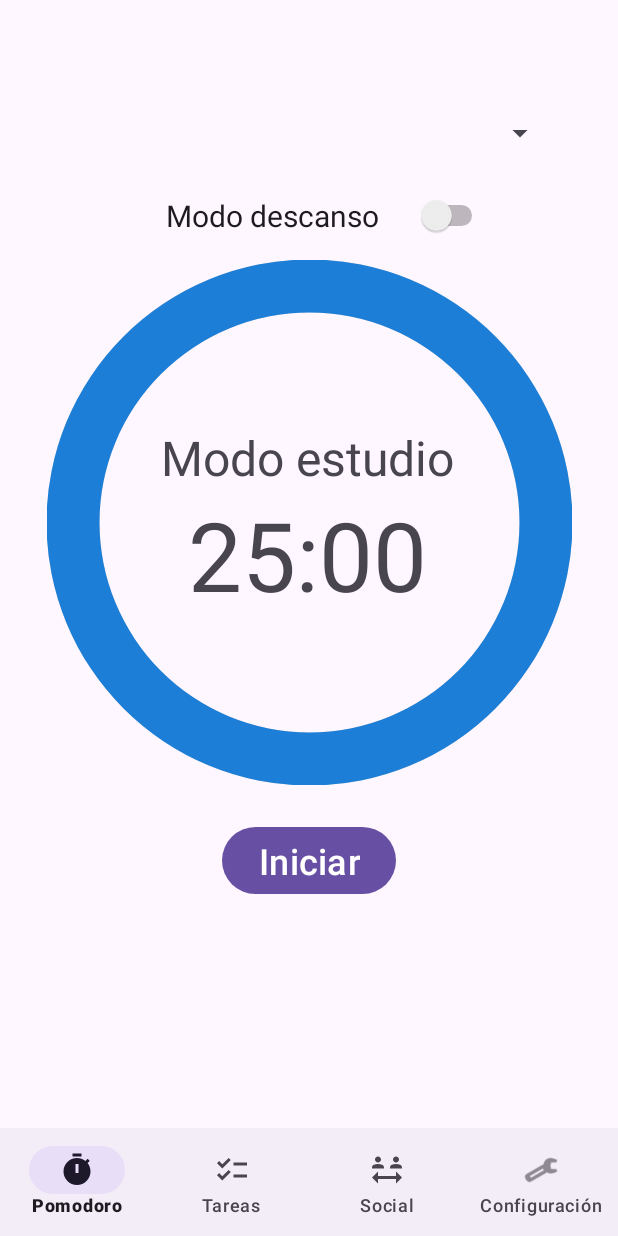
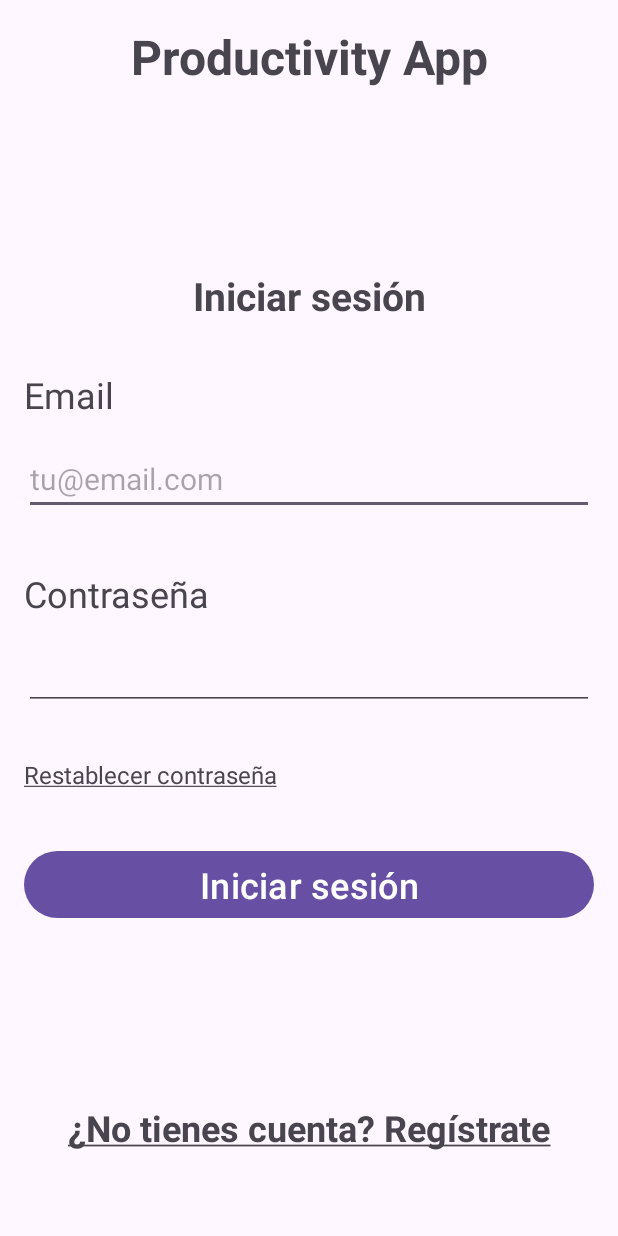
Before and after one commit to pelazas/ProductivityApp, an Android app: the screen it shows after launch (MainActivity before the commit, LoginActivity after it), on a phone screen of 412 x 824 dp. Run offline under Robolectric (Android 15) with nearby library versions, the phone set to English and light mode, and no system bars; our stand-ins replace Firebase (no records; nobody signed in at launch, a user with empty details on screens opened directly).

Commit message:
login terminado

```diff
--- a/app/build.gradle
+++ b/app/build.gradle
@@ -46,4 +46,5 @@ dependencies {
     androidTestImplementation 'androidx.test.ext:junit:1.1.5'
     androidTestImplementation 'androidx.test.espresso:espresso-core:3.5.1'
     implementation platform('com.google.firebase:firebase-bom:32.6.0')
+    implementation("com.google.firebase:firebase-auth")
 }
--- /dev/null
+++ b/app/src/main/java/com/example/productivityapp/presentacion/LoginActivity.java
@@ -0,0 +1,127 @@
+package com.example.productivityapp.presentacion;
+
+import androidx.appcompat.app.AlertDialog;
+import androidx.appcompat.app.AppCompatActivity;
+
+import android.app.ActivityOptions;
+import android.content.DialogInterface;
+import android.content.Intent;
+import android.os.Bundle;
+import android.view.View;
+import android.widget.Button;
+import android.widget.EditText;
+import android.widget.FrameLayout;
+import android.widget.ProgressBar;
+import android.widget.TextView;
+import android.widget.Toast;
+
+import com.example.productivityapp.R;
+import com.google.android.gms.tasks.OnCompleteListener;
+import com.google.android.gms.tasks.Task;
+import com.google.firebase.auth.FirebaseAuth;
+import com.google.firebase.auth.FirebaseUser;
+
+public class LoginActivity extends AppCompatActivity {
+
+    private EditText txtEmail;
+    private EditText txtPassword;
+    private TextView forgotPassword;
+    private Button buttonLogin;
+    private FirebaseAuth mAuth;
+    private ProgressBar progressBar;
+    private TextView otherTxt;
+
+    @Override
+    public void onStart() {
+        super.onStart();
+
+        FirebaseUser currentUser = mAuth.getCurrentUser();
+
+        if(currentUser != null){
+            Intent intent = new Intent(this, MainActivity.class);
+            startActivity(intent, ActivityOptions.makeSceneTransitionAnimation(this).toBundle());
+            finish();
+        }
+    }
+
+    @Override
+    protected void onCreate(Bundle savedInstanceState) {
+        super.onCreate(savedInstanceState);
+        setContentView(R.layout.activity_login);
+
+        mAuth = FirebaseAuth.getInstance();
+        txtEmail = findViewById(R.id.txtEmail);
+        txtPassword = findViewById(R.id.txtPassword);
+        forgotPassword = findViewById(R.id.forgotPassword);
+        buttonLogin = findViewById(R.id.btnLogin);
+        progressBar = findViewById(R.id.progressBar);
+        otherTxt = findViewById(R.id.registerNow);
+
+        otherTxt.setOnClickListener(v -> {
+            Intent intent = new Intent(this, RegisterActivity.class);
+            startActivity(intent, ActivityOptions.makeSceneTransitionAnimation(this).toBundle());
+            finish();
+        });
+
+        forgotPassword.setOnClickListener(v -> {
+            AlertDialog.Builder builder = new AlertDialog.Builder(this);
+            builder.setTitle("Introduce tu email para restablecer contraseña");
+
+            EditText input = new EditText(this);
+
+            builder.setView(input);
+
+            builder.setPositiveButton("Restablecer", (dialog, which) -> {
+                mAuth.sendPasswordResetEmail(input.getText().toString())
+                        .addOnCompleteListener(task -> {
+                            if (task.isSuccessful()) {
+                                Toast.makeText(LoginActivity.this, "Revisa tu correo electrónico", Toast.LENGTH_SHORT).show();
+                                dialog.cancel();
+                            } else {
+                                Toast.makeText(LoginActivity.this, "El correo proporcionado no existe", Toast.LENGTH_SHORT).show();
+                                dialog.cancel();
+                            }
+                        });
+            });
+            builder.setNegativeButton("Cancelar", (dialog, which) -> dialog.cancel());
+
+            builder.show();
+        });
+
+        buttonLogin.setOnClickListener(v -> {
+            progressBar.setVisibility(View.VISIBLE);
+            String email, password;
+            email = txtEmail.getText().toString();
+            password = txtPassword.getText().toString();
+
+            if (email.isEmpty()) {
+                progressBar.setVisibility(View.GONE);
+                Toast.makeText(LoginActivity.this, "Tienes que rellenar el campo de email", Toast.LENGTH_SHORT).show();
+                return;
+            }
+
+            if (password.isEmpty()) {
+                progressBar.setVisibility(View.GONE);
+                Toast.makeText(LoginActivity.this, "Tienes que rellenar el campo de contraseña", Toast.LENGTH_SHORT).show();
+                return;
+            }
+
+            mAuth.signInWithEmailAndPassword(email, password)
+                    .addOnCompleteListener(this, task -> {
+                        progressBar.setVisibility(View.GONE);
+                        if (task.isSuccessful()) {
+                            Toast.makeText(LoginActivity.this, "Has iniciado sesión con éxito.",
+                                    Toast.LENGTH_SHORT).show();
+
+                            Intent intent = new Intent(this, MainActivity.class);
+                            startActivity(intent, ActivityOptions.makeSceneTransitionAnimation(this).toBundle());
+                            finish();
+                        } else {
+                            Toast.makeText(LoginActivity.this, "Email o contraseña erróneos.",
+                                    Toast.LENGTH_SHORT).show();
+                        }
+                    });
+
+        });
+    }
+}
--- /dev/null
+++ b/app/src/main/res/layout/activity_login.xml
@@ -0,0 +1,140 @@
+<?xml version="1.0" encoding="utf-8"?>
+<androidx.constraintlayout.widget.ConstraintLayout xmlns:android="http://schemas.android.com/apk/res/android"
+    xmlns:app="http://schemas.android.com/apk/res-auto"
+    xmlns:tools="http://schemas.android.com/tools"
+    android:layout_width="match_parent"
+    android:layout_height="match_parent"
+    android:gravity="center_horizontal"
+    android:padding="16dp"
+    tools:context=".presentacion.LoginActivity">
+
+    <TextView
+        android:id="@+id/titleProductivity"
+        android:layout_width="match_parent"
+        android:layout_height="wrap_content"
+        android:gravity="center"
+        android:text="Productivity App"
+        android:textSize="32sp"
+        android:textStyle="bold"
+        app:layout_constraintEnd_toEndOf="parent"
+        app:layout_constraintStart_toStartOf="parent"
+        app:layout_constraintTop_toTopOf="parent" />
+
+    <androidx.constraintlayout.widget.ConstraintLayout
+        android:id="@+id/constraintLayout"
+        android:layout_width="match_parent"
+        android:layout_height="wrap_content"
+        app:layout_constraintBottom_toTopOf="@+id/registerNow"
+        app:layout_constraintEnd_toEndOf="parent"
+        app:layout_constraintStart_toStartOf="parent"
+        app:layout_constraintTop_toBottomOf="@+id/titleProductivity">
+
+        <TextView
+            android:id="@+id/textView4"
+            android:layout_width="match_parent"
+            android:layout_height="wrap_content"
+            android:gravity="center"
+            android:text="Iniciar sesión"
+            android:textSize="26sp"
+            android:textStyle="bold"
+            app:layout_constraintEnd_toEndOf="parent"
+            app:layout_constraintStart_toStartOf="parent"
+            app:layout_constraintTop_toTopOf="parent" />
+
+        <TextView
+            android:id="@+id/lblEmail"
+            android:layout_width="match_parent"
+            android:layout_height="wrap_content"
+            android:layout_marginTop="32dp"
+            android:text="Email"
+            android:textSize="24sp"
+            app:layout_constraintEnd_toEndOf="parent"
+            app:layout_constraintStart_toStartOf="parent"
+            app:layout_constraintTop_toBottomOf="@+id/textView4" />
+
+        <EditText
+            android:id="@+id/txtEmail"
+            android:layout_width="match_parent"
+            android:layout_height="wrap_content"
+            android:layout_marginTop="16dp"
+            android:ems="10"
+            android:hint="tu@email.com"
+            android:inputType="text"
+            android:textSize="20sp"
+            app:layout_constraintEnd_toEndOf="parent"
+            app:layout_constraintStart_toStartOf="parent"
+            app:layout_constraintTop_toBottomOf="@+id/lblEmail" />
+
+        <TextView
+            android:id="@+id/lblPassword"
+            android:layout_width="match_parent"
+            android:layout_height="wrap_content"
+            android:layout_marginTop="36dp"
+            android:text="Contraseña"
+            android:textSize="24sp"
+            app:layout_constraintEnd_toEndOf="parent"
+            app:layout_constraintStart_toStartOf="parent"
+            app:layout_constraintTop_toBottomOf="@+id/txtEmail" />
+
+        <EditText
+            android:id="@+id/txtPassword"
+            android:layout_width="match_parent"
+            android:layout_height="wrap_content"
+            android:layout_marginTop="16dp"
+            android:ems="10"
+            android:inputType="textPassword"
+            app:layout_constraintEnd_toEndOf="parent"
+            app:layout_constraintStart_toStartOf="parent"
+            app:layout_constraintTop_toBottomOf="@+id/lblPassword" />
+
+        <TextView
+            android:id="@+id/forgotPassword"
+            android:layout_width="match_parent"
+            android:layout_height="wrap_content"
+            android:text="@string/forgotPassword"
+            android:layout_marginTop="32dp"
+            android:textSize="16sp"
+            app:layout_constraintEnd_toEndOf="parent"
+            app:layout_constraintStart_toStartOf="parent"
+            app:layout_constraintTop_toBottomOf="@id/txtPassword"
+
+            />
+
+
+        <Button
+            android:id="@+id/btnLogin"
+            android:layout_width="match_parent"
+            android:layout_height="wrap_content"
+            android:layout_marginTop="36dp"
+            android:textSize="24sp"
+            android:text="Iniciar sesión"
+            app:layout_constraintEnd_toEndOf="parent"
+            app:layout_constraintStart_toStartOf="parent"
+            app:layout_constraintTop_toBottomOf="@+id/forgotPassword" />
+
+    </androidx.constraintlayout.widget.ConstraintLayout>
+
+    <ProgressBar
+        android:id="@+id/progressBar"
+        android:layout_width="wrap_content"
+        android:layout_height="wrap_content"
+        app:layout_constraintStart_toStartOf="parent"
+        app:layout_constraintEnd_toEndOf="parent"
+        app:layout_constraintTop_toBottomOf="@id/constraintLayout"
+        app:layout_constraintBottom_toTopOf="@+id/registerNow"
+        android:visibility="gone" />
+
+    <TextView
+        android:id="@+id/registerNow"
+        android:layout_width="match_parent"
+        android:layout_height="wrap_content"
+        android:layout_marginBottom="40dp"
+        android:gravity="center"
+        android:text="@string/registerNow"
+        android:textSize="24sp"
+        android:textStyle="bold"
+        app:layout_constraintBottom_toBottomOf="parent"
+        app:layout_constraintEnd_toEndOf="parent"
+        app:layout_constraintStart_toStartOf="parent" />
+
+</androidx.constraintlayout.widget.ConstraintLayout>
--- a/app/src/main/res/values/strings.xml
+++ b/app/src/main/res/values/strings.xml
@@ -16,6 +16,8 @@
     <string name="error_campos_tarea">Los campos no pueden estar vacíos</string>
     <string name="error_campo_fecha">Fecha inválida. Debe tener el formate dd/MM/yyyy</string>
     <string name="error_fecha_anterior">No puedes usar fechas anteriores a la actual</string>
-    <!-- TODO: Remove or change this placeholder text -->
     <string name="hello_blank_fragment">Hello blank fragment</string>
+    <string name="forgotPassword"><u>Restablecer contraseña</u></string>
+    <string name="registerNow"><u><b>¿No tienes cuenta? Regístrate</b></u></string>
+    <string name="loginNow"><u><b>¿Ya tienes cuenta? Inicia sesión</b></u></string>
 </resources>
```
Also changed, not shown: app/src/main/AndroidManifest.xml (+12 -11 lines), app/src/main/java/com/example/productivityapp/presentacion/RegisterActivity.java (added, +101 -0 lines), app/src/main/java/com/example/productivityapp/presentacion/social/SocialFragment.java (+27 -0 lines), app/src/main/res/layout/activity_register.xml (added, +148 -0 lines), app/src/main/res/layout/fragment_social.xml (+11 -0 lines).
